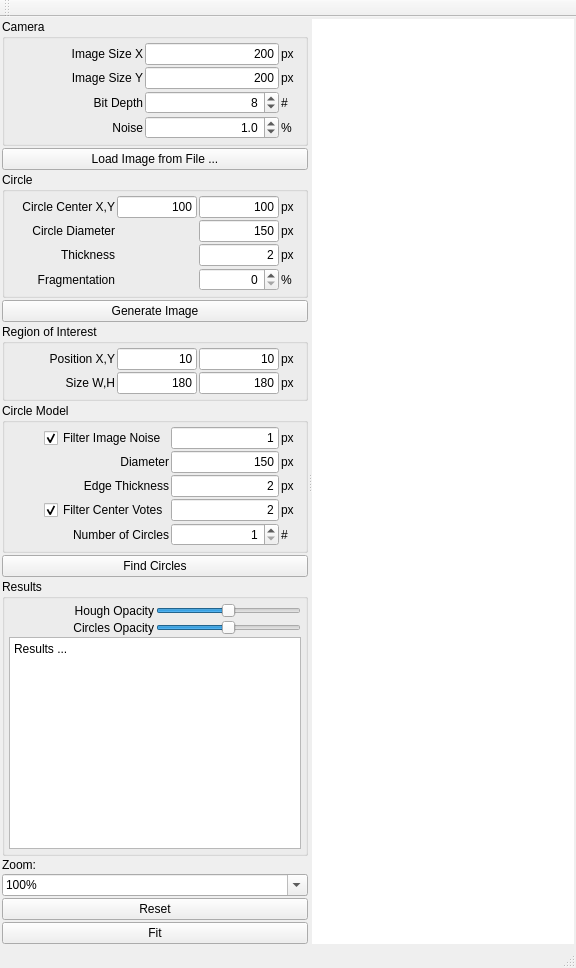
Old version of the form QtMain/MainWindow.ui in the repository TheGoofy/ggCircleFinder.
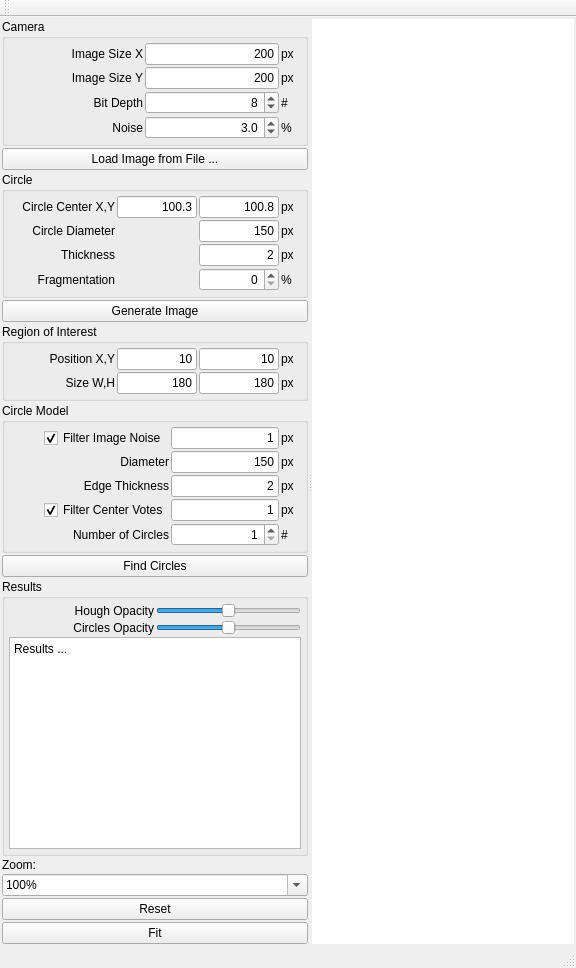
New version of the form. Custom widgets are drawn as their Qt base class.

Commit message: - change ui default values (simpler to test sub-pixel accuracy)

The edit to the form file:
```diff
--- a/QtMain/MainWindow.ui
+++ b/QtMain/MainWindow.ui
@@ -270,7 +270,7 @@
               <double>100.000000000000000</double>
              </property>
              <property name="value">
-              <double>1.000000000000000</double>
+              <double>3.000000000000000</double>
              </property>
             </widget>
            </item>
@@ -398,7 +398,7 @@
               </size>
              </property>
              <property name="text">
-              <string>100</string>
+              <string>100.8</string>
              </property>
              <property name="alignment">
               <set>Qt::AlignRight|Qt::AlignTrailing|Qt::AlignVCenter</set>
@@ -487,7 +487,7 @@
               </size>
              </property>
              <property name="text">
-              <string>100</string>
+              <string>100.3</string>
              </property>
              <property name="alignment">
               <set>Qt::AlignRight|Qt::AlignTrailing|Qt::AlignVCenter</set>
@@ -1097,7 +1097,7 @@
               </sizepolicy>
              </property>
              <property name="text">
-              <string>2</string>
+              <string>1</string>
              </property>
              <property name="alignment">
               <set>Qt::AlignRight|Qt::AlignTrailing|Qt::AlignVCenter</set>
```
